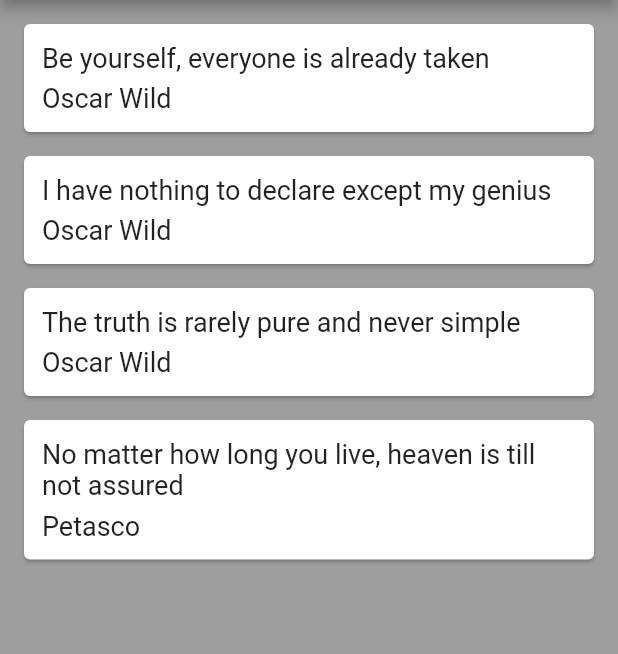
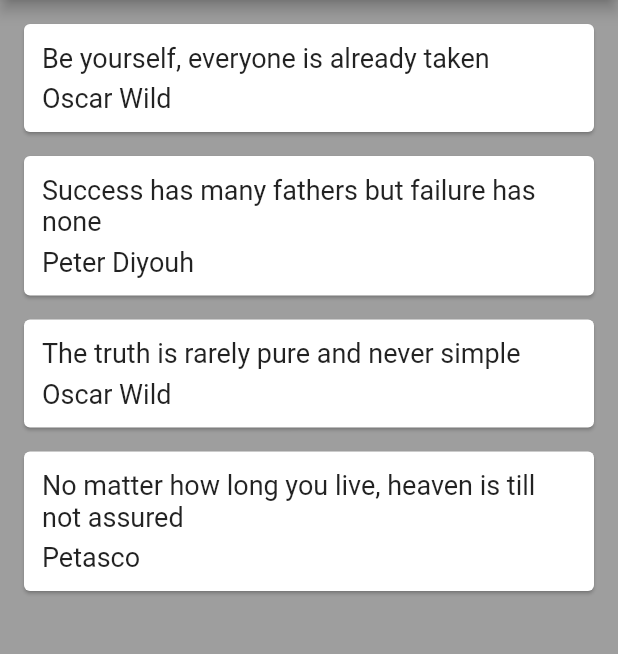
Before and after one commit to Petasco/quotes_app, a Flutter app: the screen it shows after launch, on a phone screen of 412 x 824 dp, the part 84-738 px from its top. Run offline on Flutter 3.47's test engine with Material 2 defaults, Android fonts, the phone set to English and light mode, and no system bars.

Commit message:
Update main.dart

```diff
--- a/lib/main.dart
+++ b/lib/main.dart
@@ -18,7 +18,7 @@ class _QuoteListState extends State<QuoteList> {
 
   List<Quote> quotes = [
     Quote(text: "Be yourself, everyone is already taken", author: "Oscar Wild"),
-    Quote(text: "I have nothing to declare except my genius", author: "Oscar Wild"),
+    Quote(text: "Success has many fathers but failure has none", author: "Peter Diyouh"),
     Quote(text: "The truth is rarely pure and never simple", author: "Oscar Wild"),
     Quote(text: "No matter how long you live, heaven is till not assured", author: "Petasco"),
   ];
```
